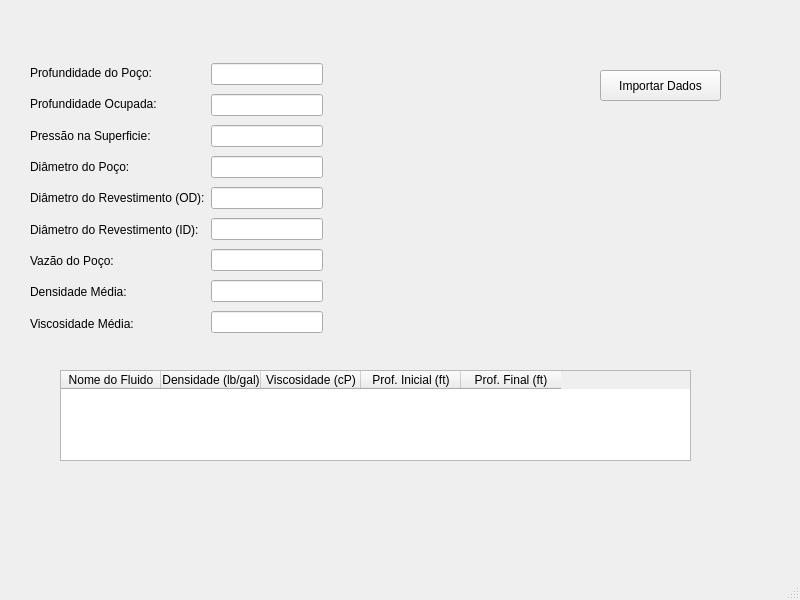
ldsc/ProjetoEngenharia-SoftwareEducacionalParaAnaliseESolucaoDeProblemasEmEngenhariaDePoco, file src-v2/mainwindow.ui: the form before one commit.
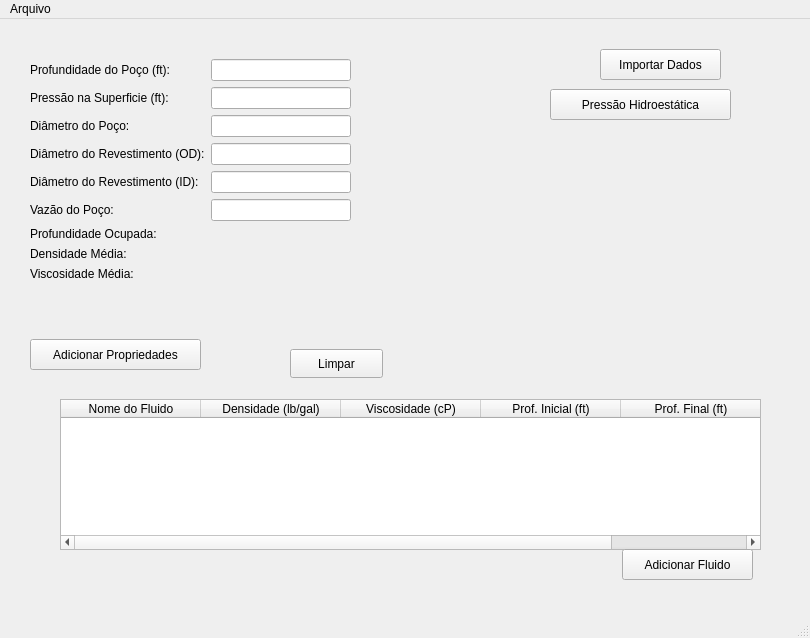
The form after the commit.

The edit to the form file:
```diff
--- a/src-v2/mainwindow.ui
+++ b/src-v2/mainwindow.ui
@@ -6,8 +6,8 @@
    <rect>
     <x>0</x>
     <y>0</y>
-    <width>800</width>
-    <height>600</height>
+    <width>810</width>
+    <height>638</height>
    </rect>
   </property>
   <property name="windowTitle">
@@ -18,7 +18,7 @@
     <property name="geometry">
      <rect>
       <x>600</x>
-      <y>70</y>
+      <y>30</y>
       <width>121</width>
       <height>31</height>
      </rect>
@@ -31,11 +31,14 @@
     <property name="geometry">
      <rect>
       <x>60</x>
-      <y>370</y>
-      <width>631</width>
-      <height>91</height>
+      <y>380</y>
+      <width>701</width>
+      <height>151</height>
      </rect>
     </property>
+    <attribute name="horizontalHeaderDefaultSectionSize">
+     <number>140</number>
+    </attribute>
     <column>
      <property name="text">
       <string>Nome do Fluido</string>
@@ -62,126 +65,189 @@
      </property>
     </column>
    </widget>
-   <widget class="QWidget" name="">
+   <widget class="QPushButton" name="btnAdicionarPropriedades">
     <property name="geometry">
      <rect>
       <x>30</x>
-      <y>60</y>
-      <width>293</width>
-      <height>276</height>
+      <y>320</y>
+      <width>171</width>
+      <height>31</height>
      </rect>
     </property>
-    <layout class="QHBoxLayout" name="horizontalLayout">
-     <item>
-      <layout class="QVBoxLayout" name="verticalLayout">
-       <item>
+    <property name="text">
+     <string>Adicionar Propriedades</string>
+    </property>
+   </widget>
+   <widget class="QWidget" name="formLayoutWidget">
+    <property name="geometry">
+     <rect>
+      <x>30</x>
+      <y>40</y>
+      <width>321</width>
+      <height>274</height>
+     </rect>
+    </property>
+    <layout class="QFormLayout" name="formLayout">
+     <item row="0" column="0">
         <widget class="QLabel" name="lbnTituloProfundidadePoco">
          <property name="text">
-          <string>Profundidade do Poço:</string>
+        <string>Profundidade do Poço (ft):</string>
          </property>
         </widget>
        </item>
-       <item>
-        <widget class="QLabel" name="lbnTituloProfundidadeOcupada">
-         <property name="text">
-          <string>Profundidade Ocupada:</string>
-         </property>
-        </widget>
-       </item>
-       <item>
+     <item row="0" column="1">
+      <widget class="QLineEdit" name="lnValorPressaoSup"/>
+     </item>
+     <item row="1" column="0">
         <widget class="QLabel" name="lbnTituloPressaoSup">
          <property name="text">
-          <string>Pressão na Superficie:</string>
+        <string>Pressão na Superficie (ft):</string>
          </property>
         </widget>
        </item>
-       <item>
+     <item row="2" column="0">
         <widget class="QLabel" name="lbnTituloDiametroPoco">
          <property name="text">
           <string>Diâmetro do Poço:</string>
          </property>
         </widget>
        </item>
-       <item>
+     <item row="3" column="0">
         <widget class="QLabel" name="lbnTituloDiametroOD">
          <property name="text">
           <string>Diâmetro do Revestimento (OD):</string>
          </property>
         </widget>
        </item>
-       <item>
+     <item row="4" column="0">
         <widget class="QLabel" name="lbnTituloDiametroID">
          <property name="text">
           <string>Diâmetro do Revestimento (ID):</string>
          </property>
         </widget>
        </item>
-       <item>
+     <item row="5" column="0">
         <widget class="QLabel" name="lbnTituloVazao">
          <property name="text">
           <string>Vazão do Poço:</string>
          </property>
         </widget>
        </item>
-       <item>
+     <item row="6" column="0">
+      <widget class="QLabel" name="lbnTituloProfundidadeOcupada">
+       <property name="text">
+        <string>Profundidade Ocupada:</string>
+       </property>
+      </widget>
+     </item>
+     <item row="7" column="0">
         <widget class="QLabel" name="lbnTituloDensidadeMedia">
          <property name="text">
           <string>Densidade Média:</string>
          </property>
         </widget>
        </item>
-       <item>
+     <item row="8" column="0">
         <widget class="QLabel" name="lbnTituloViscosidadeMedia">
          <property name="text">
           <string>Viscosidade Média:</string>
          </property>
         </widget>
        </item>
-      </layout>
-     </item>
-     <item>
-      <layout class="QVBoxLayout" name="verticalLayout_3">
-       <item>
+     <item row="1" column="1">
         <widget class="QLineEdit" name="lnValorProfundidadePoco"/>
        </item>
-       <item>
-        <widget class="QLineEdit" name="lnValorProfundidadeOcupada"/>
-       </item>
-       <item>
-        <widget class="QLineEdit" name="lnValorPressaoSup"/>
-       </item>
-       <item>
+     <item row="2" column="1">
         <widget class="QLineEdit" name="lnValorDiametroPoco"/>
        </item>
-       <item>
+     <item row="3" column="1">
         <widget class="QLineEdit" name="lnValorDiametroOD"/>
        </item>
-       <item>
+     <item row="4" column="1">
         <widget class="QLineEdit" name="lnValorDiametroID"/>
        </item>
-       <item>
+     <item row="5" column="1">
         <widget class="QLineEdit" name="lnValorVazao"/>
        </item>
-       <item>
-        <widget class="QLineEdit" name="lnValorDensidadeMedia"/>
-       </item>
-       <item>
-        <widget class="QLineEdit" name="lnValorViscosidadeMedia"/>
-       </item>
-      </layout>
+     <item row="6" column="1">
+      <widget class="QLabel" name="lbnValorProfundidadeOcupada">
+       <property name="text">
+        <string/>
+       </property>
+      </widget>
+     </item>
+     <item row="7" column="1">
+      <widget class="QLabel" name="lbnValorDensidadeMedia">
+       <property name="text">
+        <string/>
+       </property>
+      </widget>
+     </item>
+     <item row="8" column="1">
+      <widget class="QLabel" name="lbnValorViscosidadeMedia">
+       <property name="text">
+        <string/>
+       </property>
+      </widget>
      </item>
     </layout>
    </widget>
+   <widget class="QPushButton" name="btnPressaoHidroesttica">
+    <property name="geometry">
+     <rect>
+      <x>550</x>
+      <y>70</y>
+      <width>181</width>
+      <height>31</height>
+     </rect>
+    </property>
+    <property name="text">
+     <string>Pressão Hidroestática</string>
+    </property>
+   </widget>
+   <widget class="QPushButton" name="btnLimparPropriedadesPoco">
+    <property name="geometry">
+     <rect>
+      <x>290</x>
+      <y>330</y>
+      <width>93</width>
+      <height>29</height>
+     </rect>
+    </property>
+    <property name="text">
+     <string>Limpar</string>
+    </property>
+   </widget>
+   <widget class="QPushButton" name="btnAdicionarFluido">
+    <property name="geometry">
+     <rect>
+      <x>622</x>
+      <y>530</y>
+      <width>131</width>
+      <height>31</height>
+     </rect>
+    </property>
+    <property name="text">
+     <string>Adicionar Fluido</string>
+    </property>
+   </widget>
   </widget>
   <widget class="QMenuBar" name="menubar">
    <property name="geometry">
     <rect>
      <x>0</x>
      <y>0</y>
-     <width>800</width>
-     <height>21</height>
+     <width>810</width>
+     <height>26</height>
     </rect>
    </property>
+   <widget class="QMenu" name="menuArquivo">
+    <property name="title">
+     <string>Arquivo</string>
+    </property>
+    <addaction name="actionImportar_Dados"/>
+   </widget>
+   <addaction name="menuArquivo"/>
   </widget>
   <widget class="QStatusBar" name="statusbar"/>
  </widget>
```
Left out of the diff: 5 changed lines with no effect on the pictures. Lines whose indentation alone changed are shown as unchanged.
